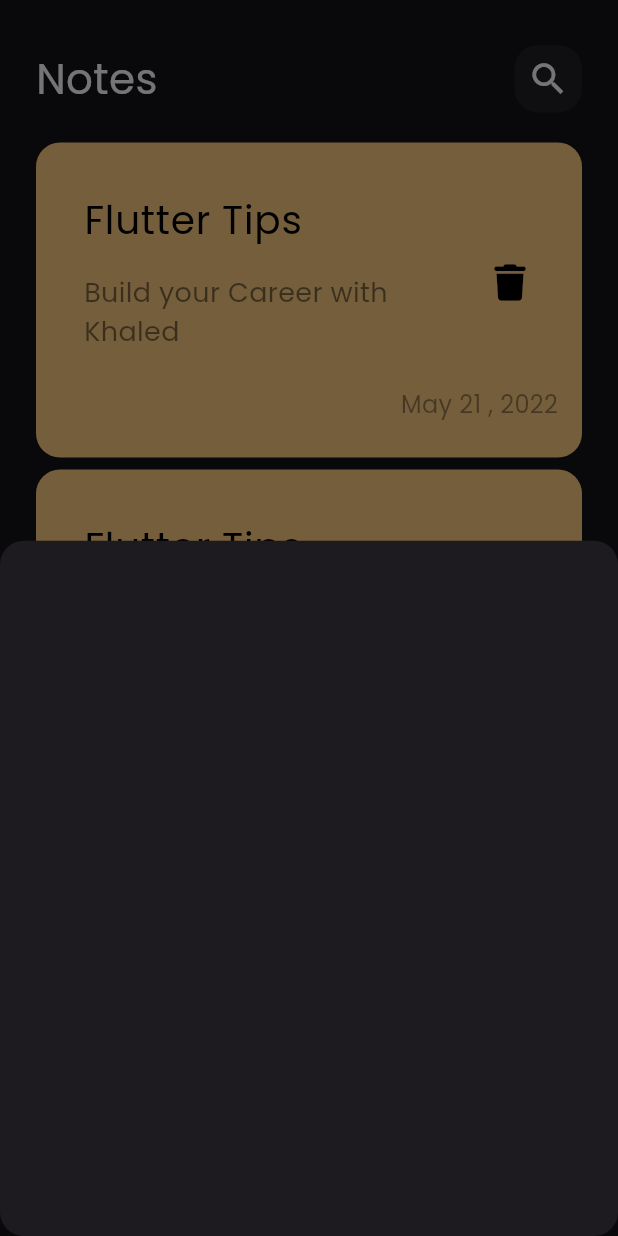
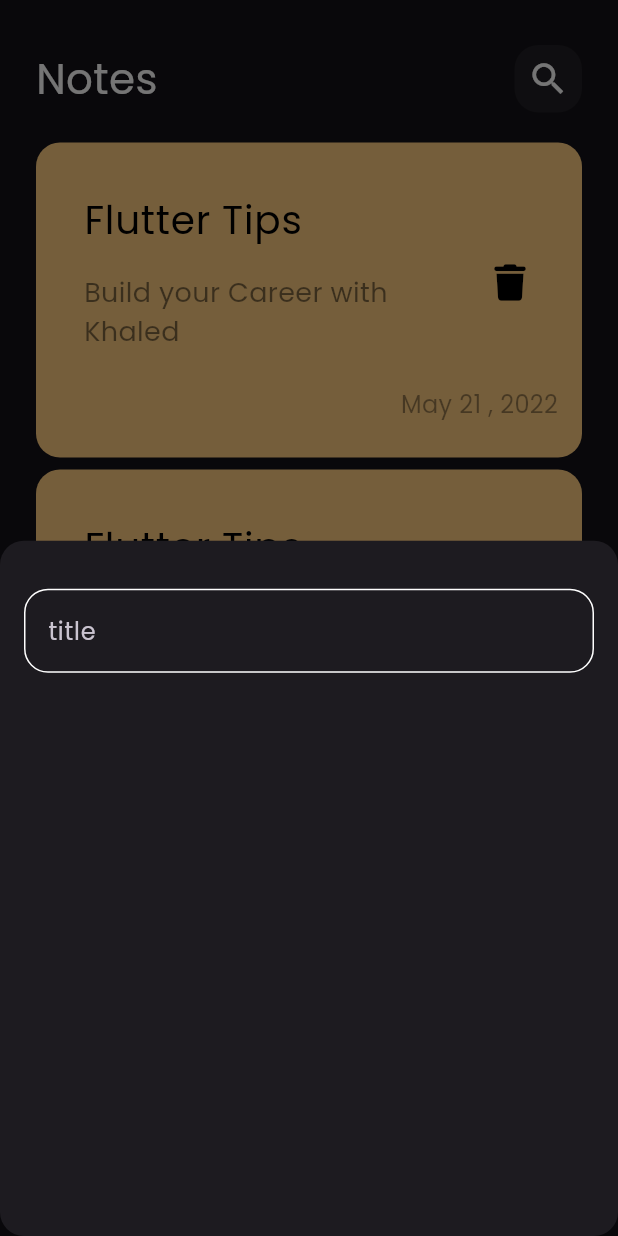
Before and after one commit to khaledmohamedataa/notes__app, a Flutter app: the screen it shows after launch, after a tap on the "add" icon, on a phone screen of 412 x 824 dp. Run offline on Flutter 3.47's test engine with Material 3 defaults, Android fonts, the phone set to English and light mode, and no system bars; our stand-ins replace font_awesome_flutter.

Commit message:
creat custom text field

```diff
--- /dev/null
+++ b/lib/constants.dart
@@ -0,0 +1,3 @@
+import 'package:flutter/material.dart';
+
+const kPrimaryColor =  Color(0xff62FCD7);
--- a/lib/widgets/add_note_bottom_sheet.dart
+++ b/lib/widgets/add_note_bottom_sheet.dart
@@ -1,10 +1,19 @@
 import 'package:flutter/material.dart';
+import 'package:notes_app/widgets/custom_text_field.dart';
 
 class AddNoteBottomSheet extends StatelessWidget {
   const AddNoteBottomSheet({super.key});
 
   @override
   Widget build(BuildContext context) {
-    return Container();
+    return const Padding(
+      padding: EdgeInsets.symmetric(horizontal:16 ),
+      child: Column(
+        children: [
+          SizedBox(height: 32,),
+          CustomTextField(),
+        ],
+      ),
+    );
   }
 }
--- /dev/null
+++ b/lib/widgets/custom_text_field.dart
@@ -0,0 +1,30 @@
+import 'package:flutter/material.dart';
+import 'package:notes_app/constants.dart';
+
+class CustomTextField extends StatelessWidget {
+  const CustomTextField({super.key});
+
+  @override
+  Widget build(BuildContext context) {
+    return TextField(
+      cursorColor: kPrimaryColor,
+      decoration: InputDecoration(
+        hintText: 'title',
+        border: buildBorder(),
+        enabledBorder: buildBorder(),
+        focusedBorder: buildBorder(
+          kPrimaryColor,
+        ),
+      ),
+    );
+  }
+
+  OutlineInputBorder buildBorder([color]) {
+    return OutlineInputBorder(
+      borderRadius: BorderRadius.circular(16),
+      borderSide: BorderSide(
+        color: color ?? Colors.white,
+      ),
+    );
+  }
+}
```
